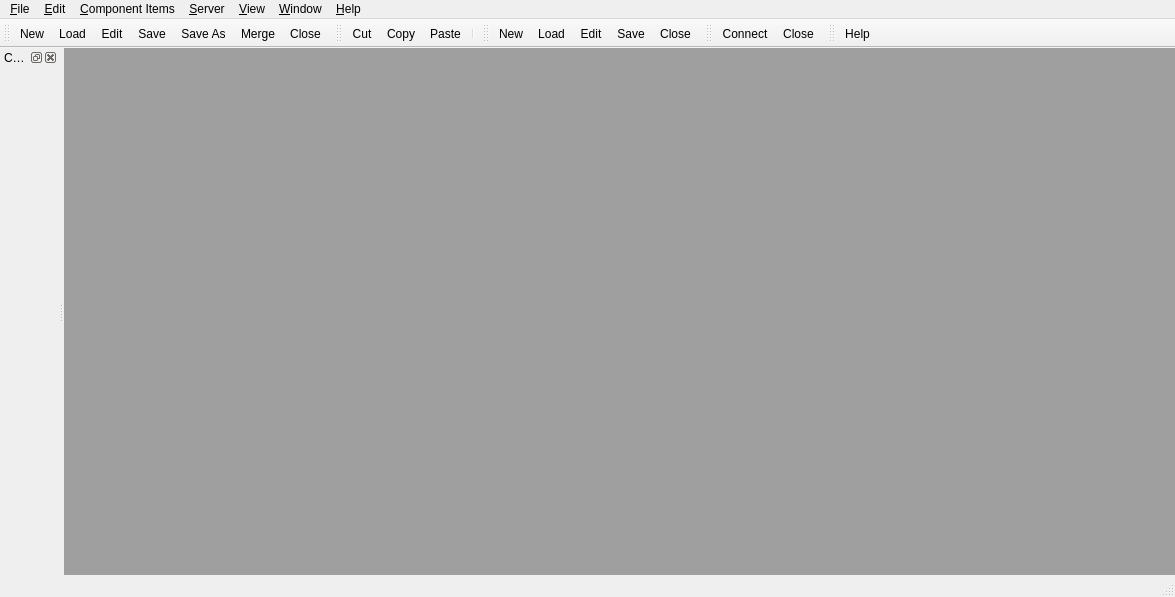
This is nxsconfigtool/ui/mainwindow.ui in jkotan/nexdatas.configtool as Qt 5 draws it before an edit. The edited form follows.
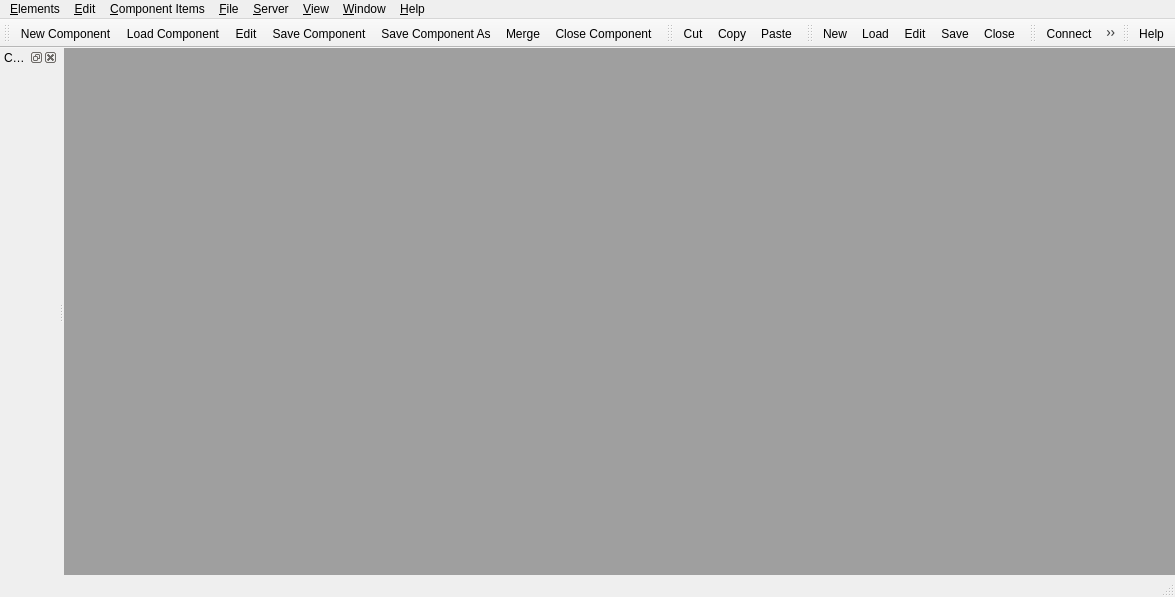
This is the edited form.

Commit message: adding Elements into menu

What changed in the file:
```diff
--- a/nxsconfigtool/ui/mainwindow.ui
+++ b/nxsconfigtool/ui/mainwindow.ui
@@ -157,9 +157,26 @@
     <addaction name="actionComponentDesignerHelp"/>
     <addaction name="actionAboutComponentDesigner"/>
    </widget>
-   <addaction name="menuFile"/>
+   <widget class="QMenu" name="menu_Elements">
+    <property name="title">
+     <string>&amp;Elements</string>
+    </property>
+    <addaction name="actionNew"/>
+    <addaction name="actionNewDataSource"/>
+    <addaction name="separator"/>
+    <addaction name="actionEditComponent"/>
+    <addaction name="actionEditDataSource"/>
+    <addaction name="actionApplyDataSource"/>
+    <addaction name="separator"/>
+    <addaction name="actionClose"/>
+    <addaction name="actionCloseDataSource"/>
+    <addaction name="separator"/>
+    <addaction name="actionQuit"/>
+   </widget>
+   <addaction name="menu_Elements"/>
    <addaction name="menuEdit"/>
    <addaction name="menuComponentItems"/>
+   <addaction name="menuFile"/>
    <addaction name="menuServer"/>
    <addaction name="menuView"/>
    <addaction name="menuWindow"/>
@@ -229,7 +246,6 @@
    <addaction name="actionCutItem"/>
    <addaction name="actionCopyItem"/>
    <addaction name="actionPasteItem"/>
-   <addaction name="separator"/>
   </widget>
   <widget class="QToolBar" name="dsourceToolBar">
    <property name="windowTitle">
@@ -274,7 +290,7 @@
   </widget>
   <action name="actionNew">
    <property name="text">
-    <string>&amp;New</string>
+    <string>&amp;New Component</string>
    </property>
    <property name="toolTip">
     <string>Create a new component</string>
@@ -293,7 +309,7 @@
   </action>
   <action name="actionLoad">
    <property name="text">
-    <string>&amp;Load ...</string>
+    <string>&amp;Load Component ...</string>
    </property>
    <property name="toolTip">
     <string>Load an existing data source</string>
@@ -312,7 +328,7 @@
   </action>
   <action name="actionSave">
    <property name="text">
-    <string>&amp;Save</string>
+    <string>&amp;Save Component</string>
    </property>
    <property name="toolTip">
     <string>Write the component into a file</string>
@@ -328,7 +344,7 @@
   </action>
   <action name="actionSaveAs">
    <property name="text">
-    <string>Save &amp;As ...</string>
+    <string>Save Component &amp;As ...</string>
    </property>
    <property name="toolTip">
     <string>Write the component into a file as ...</string>
@@ -636,7 +652,7 @@
   </action>
   <action name="actionClose">
    <property name="text">
-    <string>Cl&amp;ose</string>
+    <string>Cl&amp;ose Component</string>
    </property>
   </action>
   <action name="actionNextWindows">
```
Left out of the diff: 21 changed lines with no effect on the pictures.
